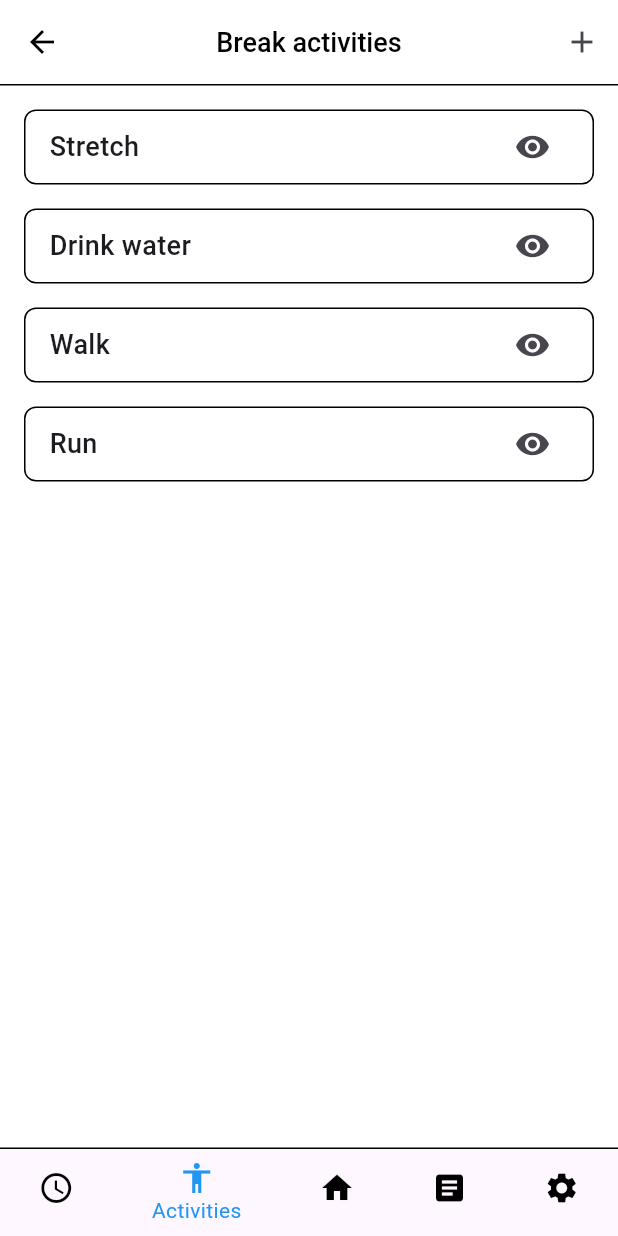
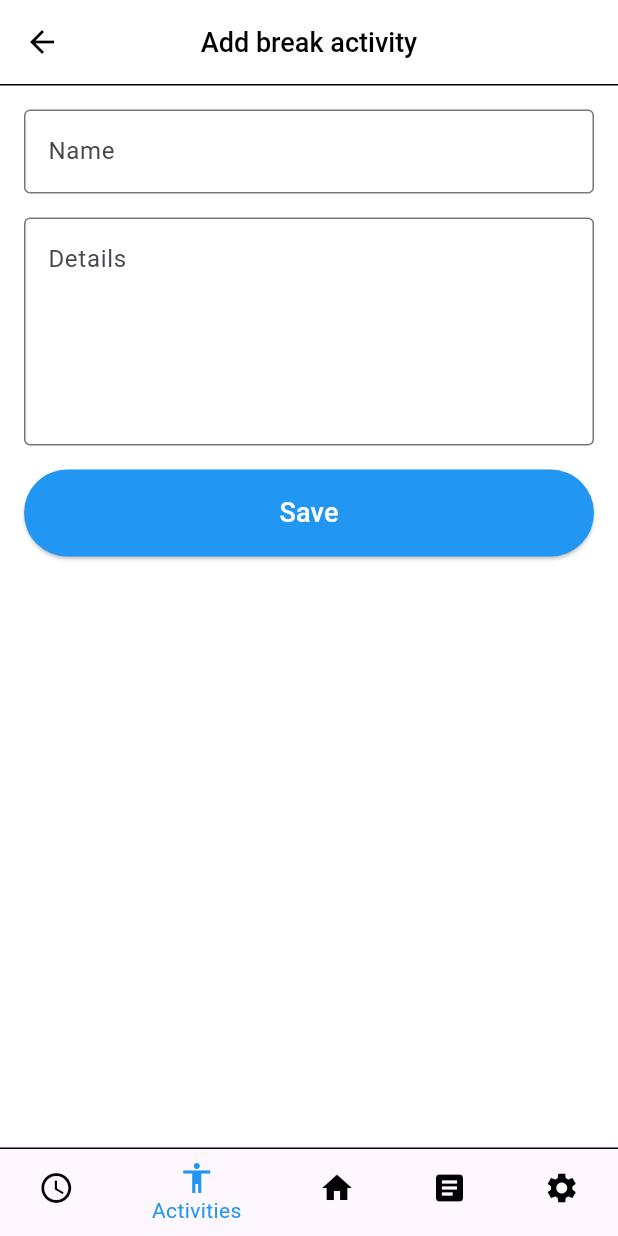
Before and after one commit to chesterrosario-koi/breaktime, a Flutter app: the BreakActivitiesScreen screen opened directly, item 2 of the bottom bar chosen, after a tap on the "add" icon, on a phone screen of 412 x 824 dp. Run offline on Flutter 3.47's test engine with Material 3 defaults, Android fonts, the phone set to English and light mode, and no system bars.

Commit message:
Add break activity screen

```diff
--- /dev/null
+++ b/lib/screens/add_break_activity_screen.dart
@@ -0,0 +1,73 @@
+import 'package:flutter/material.dart';
+import '../widgets/custom_app_bar.dart';
+import '../widgets/custom_bottom_nav_bar.dart';
+
+class AddBreakActivityScreen extends StatefulWidget {
+  const AddBreakActivityScreen({super.key});
+
+  @override
+  _AddBreakActivityScreenState createState() => _AddBreakActivityScreenState();
+}
+
+class _AddBreakActivityScreenState extends State<AddBreakActivityScreen> {
+  int _selectedIndex = 1;
+
+  void _onItemTapped(int index) {
+    handleBottomNavigationTap(context, index);
+    setState(() {
+      _selectedIndex = index;
+    });
+  }
+
+  @override
+  Widget build(BuildContext context) {
+    return Scaffold(
+      appBar: CustomAppBar(
+        title: 'Add break activity',
+        showBackButton: true,
+        onBackButtonPressed: () {
+          Navigator.pop(context);
+        },
+      ),
+      body: Padding(
+        padding: const EdgeInsets.all(16.0),
+        child: Column(
+          crossAxisAlignment: CrossAxisAlignment.stretch,
+          children: [
+            TextFormField(
+              decoration: const InputDecoration(
+                labelText: 'Name',
+                border: OutlineInputBorder(),
+              ),
+            ),
+            const SizedBox(height: 16),
+            TextFormField(
+              maxLines: 5,
+              decoration: const InputDecoration(
+                labelText: 'Details',
+                alignLabelWithHint: true,
+                border: OutlineInputBorder(),
+              ),
+            ),
+            const SizedBox(height: 16),
+            ElevatedButton(
+              onPressed: () {
+                // Handle save action
+              },
+              style: ElevatedButton.styleFrom(
+                padding: const EdgeInsets.symmetric(vertical: 16),
+                backgroundColor: Colors.blue,
+                foregroundColor: Colors.white,
+              ),
+              child: const Text('Save', style: TextStyle(fontSize: 18)),
+            ),
+          ],
+        ),
+      ),
+      bottomNavigationBar: CustomBottomNavBar(
+        currentIndex: _selectedIndex,
+        onTap: _onItemTapped,
+      ),
+    );
+  }
+}
--- a/lib/screens/break_activities_screen.dart
+++ b/lib/screens/break_activities_screen.dart
@@ -1,3 +1,4 @@
+import 'package:breaktime/screens/add_break_activity_screen.dart';
 import 'package:breaktime/screens/home_screen.dart';
 import 'package:flutter/material.dart';
 import '../widgets/custom_app_bar.dart';
@@ -35,7 +36,10 @@ class _BreakActivitiesScreenState extends State<BreakActivitiesScreen> {
         action: IconButton(
           icon: const Icon(Icons.add),
           onPressed: () {
-            // Add new break activity
+            Navigator.push(
+              context,
+              MaterialPageRoute(builder: (context) => const AddBreakActivityScreen()),
+            );
           },
         ),
       ),
```
